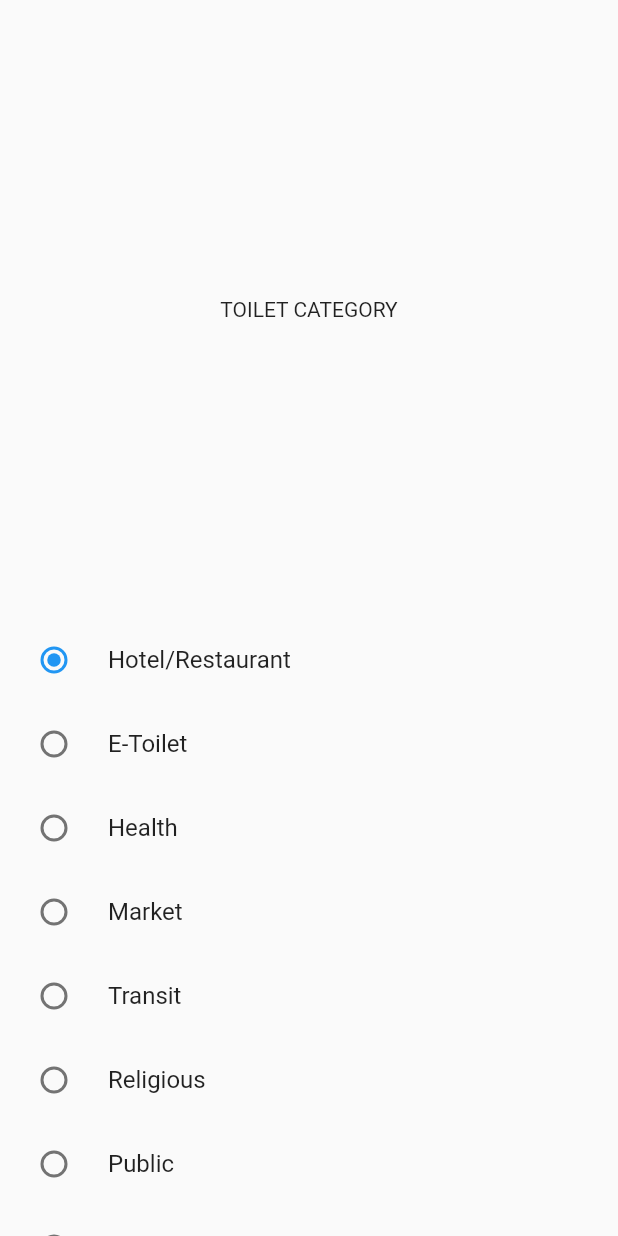
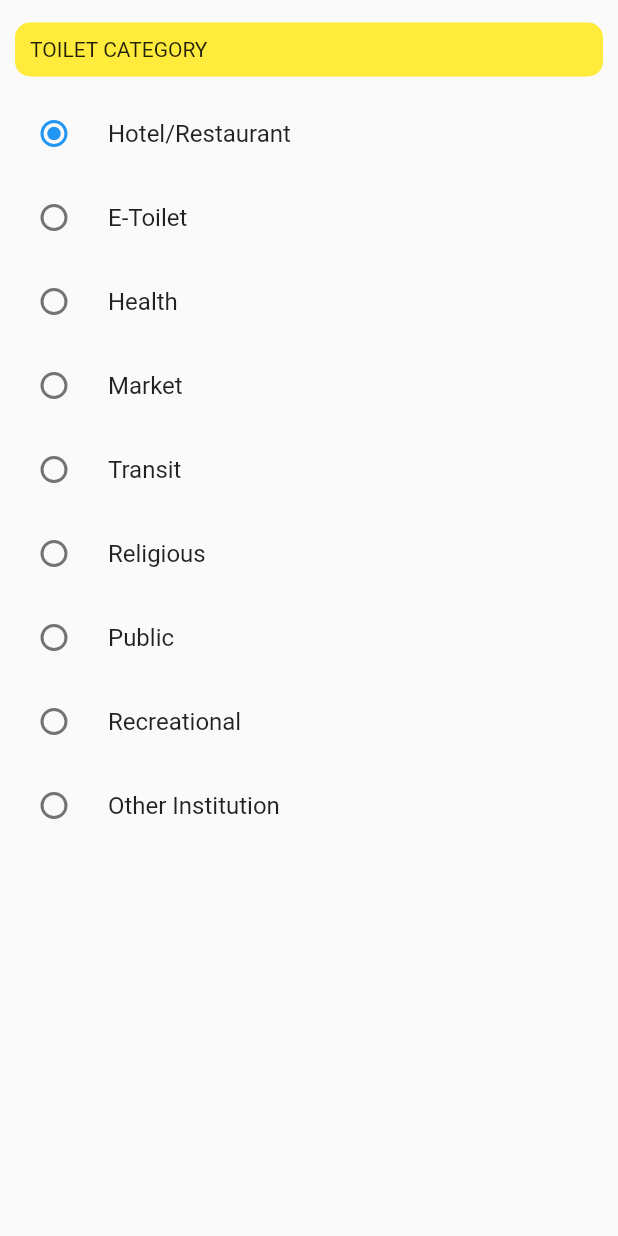
Before and after one commit to dotproductllp/toilet-app, a Flutter app: the AddToiletContentView widget shown alone on an empty page, opened directly, on a phone screen of 412 x 824 dp. Run offline on Flutter 3.47's test engine with Material 2 defaults, Android fonts, the phone set to English and light mode, and no system bars; our stand-ins replace google_maps_flutter, location, sliding_up_panel.

Commit message:
- Fix UI issues in toilet category page

```diff
--- a/lib/views/form/add_toilet_form.dart
+++ b/lib/views/addToilet/add_toilet_page.dart
@@ -24,9 +24,21 @@ class AddToiletContentView extends StatelessWidget {
       builder: (context, toiletDataProvider, child) {
         return Column(
           children: [
-            const Expanded( child: Center( child: Text("TOILET CATEGORY"), ),),
+            const SizedBox(height: 5,),
+            Container(
+              padding: const EdgeInsets.all(10),
+              child: SizedBox(
+                width: double.infinity,
+                child: Container(
+                  padding: const EdgeInsets.all(10),
+                  decoration: BoxDecoration(shape: BoxShape.rectangle, borderRadius: BorderRadius.circular(10), color: Colors.yellow),
+                  child: const Text("TOILET CATEGORY"),
+                ),
+              ),
+            ),
             Expanded(
               child: ListView(
+                padding: EdgeInsets.zero,
                 children: toiletDataProvider.categories.map((e) => RadioListTile<int>(
                   title: Text(e.title,),
                   groupValue: toiletDataProvider.selectedCategoryId,
```
Also changed, not shown: lib/main.dart (+57 -12 lines), 3 other files.
